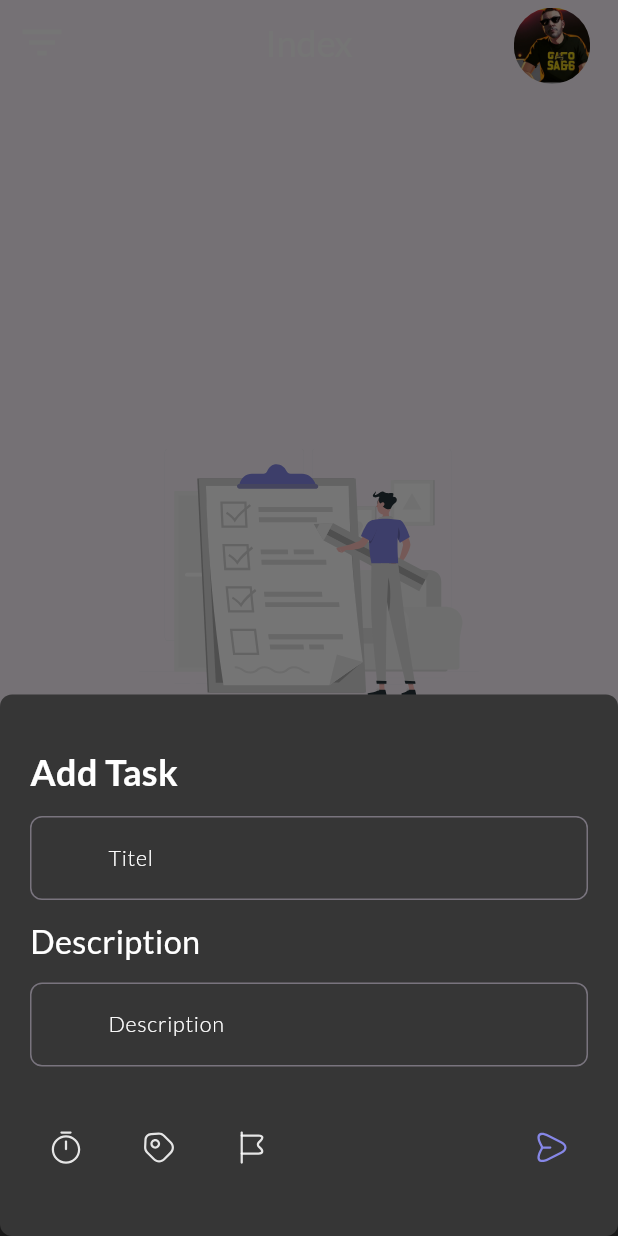
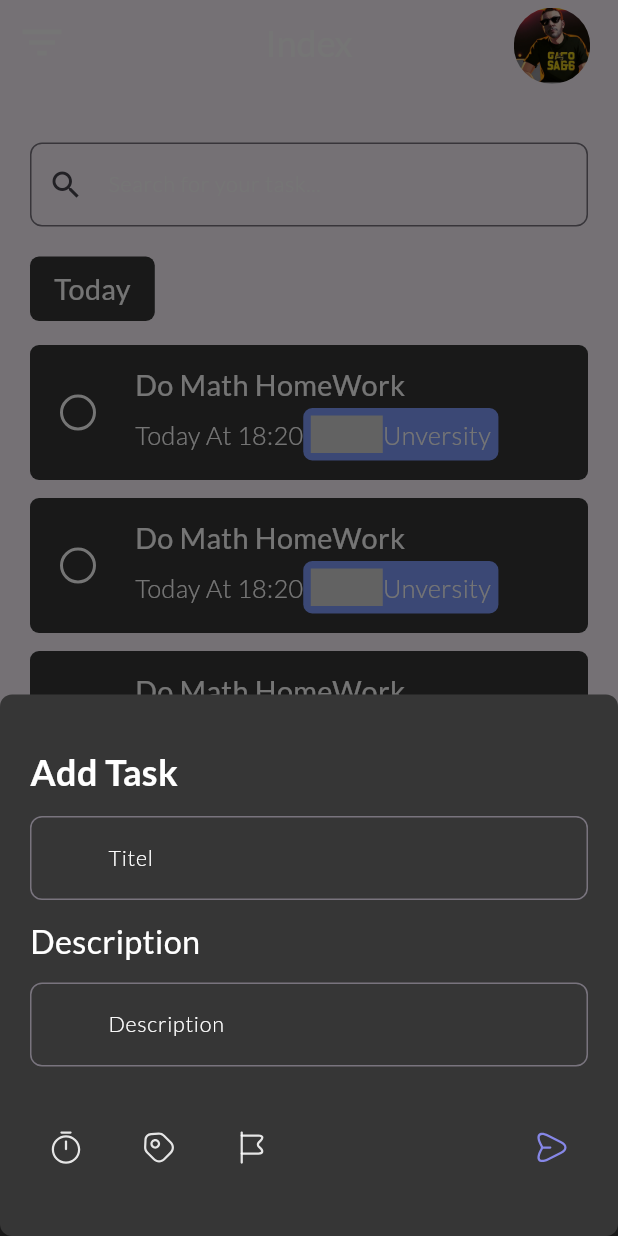
Before and after one commit to AhmedMohmmedd/UP_Tolist, a Flutter app: the screen it shows after launch, after a tap on the "add" icon, on a phone screen of 412 x 824 dp. Run offline on Flutter 3.47's test engine with Material 3 defaults, Android fonts, the phone set to English and light mode, and no system bars; our stand-ins replace flutter_svg; missing offline and left inert: date_picker_plus.

Commit message:
finish task item

```diff
--- a/lib/core/theming/text_styels.dart
+++ b/lib/core/theming/text_styels.dart
@@ -67,7 +67,7 @@ abstract class TextStyles {
         color: Colors.white,
         fontSize: getResponsiveFontSize(fontSize: 14),
         fontFamily: 'Lato',
-        fontWeight: FontWeight.w400);
+        fontWeight: FontWeight.w300);
   }
 }
 
--- a/lib/features/add_task/presentation/views/add_task_sheet.dart
+++ b/lib/features/add_task/presentation/views/add_task_sheet.dart
@@ -1,7 +1,7 @@
 import 'package:flutter/material.dart';
 import 'package:up_tolist/core/theming/text_styels.dart';
 import 'package:up_tolist/features/add_task/presentation/views/widgets/bottom_actions_row.dart';
-import 'package:up_tolist/features/add_task/presentation/views/widgets/custom_text_field.dart';
+import 'package:up_tolist/core/shared_widgets/custom_text_field.dart';
 
 class AddTaskSheet extends StatelessWidget {
   const AddTaskSheet({super.key});
--- a/lib/features/home/presentation/views/widgets/home_view_body.dart
+++ b/lib/features/home/presentation/views/widgets/home_view_body.dart
@@ -1,8 +1,12 @@
-
 import 'package:flutter/material.dart';
+import 'package:flutter/widgets.dart';
 import 'package:flutter_svg/svg.dart';
 import 'package:up_tolist/core/constansts/asset_images.dart';
+import 'package:up_tolist/core/shared_widgets/custom_text_field.dart';
+import 'package:up_tolist/core/theming/app_color.dart';
 import 'package:up_tolist/core/theming/text_styels.dart';
+import 'package:up_tolist/features/add_task/presentation/views/widgets/custom_category_item.dart';
+import 'package:up_tolist/features/home/presentation/views/widgets/task_item.dart';
 
 class HomeViewBody extends StatelessWidget {
   const HomeViewBody({
@@ -11,23 +15,78 @@ class HomeViewBody extends StatelessWidget {
 
   @override
   Widget build(BuildContext context) {
-    return Center(
+    return Padding(
+      padding: const EdgeInsets.all(20),
+      child: SingleChildScrollView(
         child: Column(
-        mainAxisAlignment: MainAxisAlignment.center,
+          crossAxisAlignment: CrossAxisAlignment.start,
           children: [
-          SvgPicture.asset(AssetImages.homeIndex),
-          Text(
-            'What do you want to do today?',
-            style: TextStyles.stylesreguler20(),
+            customTextField(
+              hint: 'Search for your task...',
+              prefix: Icons.search,
             ),
             const SizedBox(
-            height: 5,
+              height: 20,
             ),
-          Text(
-            'Tap + to add your tasks',
+            Container(
+              decoration: BoxDecoration(
+                color: AppColor.scendColor,
+                borderRadius: BorderRadius.circular(6),
+              ),
+              child: Padding(
+                padding:
+                    const EdgeInsets.symmetric(vertical: 8, horizontal: 16),
+                child: Text(
+                  'Today',
                   style: TextStyles.stylesreguler16(),
                 ),
+              ),
+            ),
+            const SizedBox(
+              height: 16,
+            ),
+            ListView.builder(
+                physics: const NeverScrollableScrollPhysics(),
+                shrinkWrap: true,
+                itemCount: 3,
+                itemBuilder: (context, index) {
+                  return const Padding(
+                    padding: EdgeInsets.only(bottom: 12),
+                    child: CustomTaskItem(),
+                  );
+                }),
+            const SizedBox(
+              height: 20,
+            ),
+            Container(
+              decoration: BoxDecoration(
+                color: AppColor.scendColor,
+                borderRadius: BorderRadius.circular(6),
+              ),
+              child: Padding(
+                padding:
+                    const EdgeInsets.symmetric(vertical: 8, horizontal: 16),
+                child: Text(
+                  'Completed',
+                  style: TextStyles.stylesreguler16(),
+                ),
+              ),
+            ),
+            const SizedBox(
+              height: 16,
+            ),
+            ListView.builder(
+                physics: const NeverScrollableScrollPhysics(),
+                shrinkWrap: true,
+                itemCount: 1,
+                itemBuilder: (context, index) {
+                  return const Padding(
+                    padding: EdgeInsets.only(bottom: 12),
+                    child: CustomTaskItem(),
+                  );
+                }),
           ],
+        ),
       ),
     );
   }
--- /dev/null
+++ b/lib/features/home/presentation/views/widgets/task_item.dart
@@ -0,0 +1,95 @@
+
+import 'package:flutter/cupertino.dart';
+import 'package:flutter/material.dart';
+import 'package:flutter/widgets.dart';
+import 'package:flutter_svg/svg.dart';
+import 'package:up_tolist/core/constansts/asset_images.dart';
+import 'package:up_tolist/core/theming/app_color.dart';
+import 'package:up_tolist/core/theming/text_styels.dart';
+
+class CustomTaskItem extends StatelessWidget {
+  const CustomTaskItem({
+    super.key,
+  });
+
+  @override
+  Widget build(BuildContext context) {
+    return Container(
+      width: double.infinity,
+      height: 90,
+      decoration: BoxDecoration(
+        borderRadius: BorderRadius.circular(6),
+        color: AppColor.scendColor,
+      ),
+      child: Padding(
+        padding: const EdgeInsets.symmetric(horizontal: 8, vertical: 2),
+        child: Row(
+          children: [
+            IconButton(
+              onPressed: () {},
+              icon: Container(
+                height: 24,
+                width: 24,
+                decoration: BoxDecoration(
+                  shape: BoxShape.circle,
+                  color: AppColor.scendColor,
+                  border: Border.all(color: Colors.white, width: 2),
+                ),
+              ),
+            ),
+            const SizedBox(
+              width: 14,
+            ),
+            Column(
+              crossAxisAlignment: CrossAxisAlignment.start,
+              mainAxisAlignment: MainAxisAlignment.center,
+              children: [
+                Text(
+                  'Do Math HomeWork',
+                  style: TextStyles.stylesreguler16(),
+                ),
+                const SizedBox(
+                  height: 2,
+                ),
+                Row(
+                  mainAxisAlignment: MainAxisAlignment.spaceBetween,
+                  children: [
+                    Text(
+                      'Today At 18:20',
+                      style: TextStyles.stylesreguler14(),
+                    ),
+                    Container(
+                      height: 35,
+                      decoration: BoxDecoration(
+                          borderRadius: BorderRadius.circular(6),
+                          color: const Color(0xff809CFF)),
+                      child: Padding(
+                        padding: const EdgeInsets.all(5),
+                        child: Row(
+                          children: [
+                            SvgPicture.asset(
+                                AssetImages.categoryunversity),
+                            const SizedBox(
+                              height: 8,
+                            ),
+                            FittedBox(
+                              fit: BoxFit.scaleDown,
+                              child: Text(
+                                'Unversity',
+                                style: TextStyles.stylesreguler14(),
+                              ),
+                            ),
+                          ],
+                        ),
+                      ),
+                    ),
+                  ],
+                )
+              ],
+            )
+          ],
+        ),
+      ),
+    );
+  }
+}
```
Also changed, not shown: lib/core/shared_widgets/custom_text_field.dart (renamed from lib/features/add_task/presentation/views/widgets/custom_text_field.dart). Lines whose indentation alone changed are shown as unchanged.
